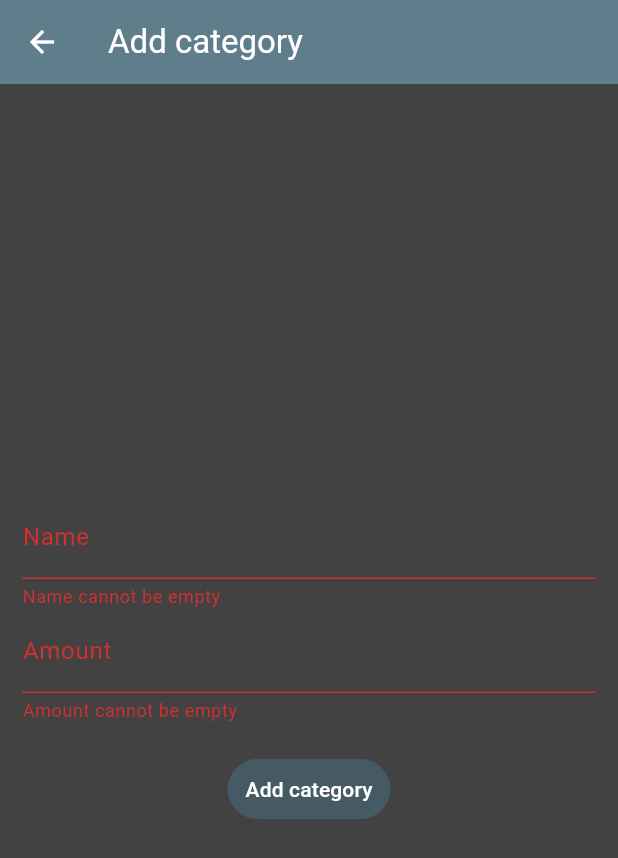
After one commit to marianpanaits/track_your_dollar, a Flutter app: the CreateCategoryPage screen opened directly, after a tap on "Add category", on a phone screen of 412 x 824 dp. The commit adds this screen. Shown: the top 858 px of the screen. Run offline on Flutter 3.47's test engine with Material 3 defaults, Android fonts, the phone set to English and light mode, and no system bars; our stand-ins replace cloud_firestore, connectivity_plus, dartz, email_validator, equatable, firebase_auth and 4 more; accounts and stored records are empty.

Commit message:
Add ability to create category

```diff
--- /dev/null
+++ b/lib/features/categories/data/datasource/categories_datasource.dart
@@ -0,0 +1,19 @@
+import 'package:cloud_firestore/cloud_firestore.dart';
+import 'package:track_your_dollar/features/categories/data/model/category_model.dart';
+import 'package:track_your_dollar/features/categories/domain/usecase/category_params.dart';
+
+class CategoriesDatasource {
+  final CollectionReference _categoriesCollection =
+      FirebaseFirestore.instance.collection('categories');
+
+  Future<CategoryModel> createCategory(CategoryParams params) async {
+    return await _categoriesCollection.add({
+      'name': params.name,
+      'amount': params.amount,
+      'type': params.categoryType,
+    }).then((value) async {
+      DocumentSnapshot doc = await value.get();
+      return CategoryModel.fromFirestore(doc);
+    });
+  }
+}
--- /dev/null
+++ b/lib/features/categories/data/model/category_model.dart
@@ -0,0 +1,24 @@
+import 'package:cloud_firestore/cloud_firestore.dart';
+
+class CategoryModel {
+  final String id;
+  final String name;
+  final int? amount;
+  final String? type;
+
+  CategoryModel({required this.id, required this.name, this.amount, this.type});
+
+  factory CategoryModel.fromFirestore(DocumentSnapshot doc) {
+    Map<String, dynamic> data = doc.data() as Map<String, dynamic>;
+    return CategoryModel(
+        id: doc.id,
+        name: data['name'],
+        amount: data['amount'],
+        type: data['type']);
+  }
+
+  // Serialize to Firestore
+  Map<String, dynamic> toFirestore() {
+    return {'name': name, 'amount': amount, 'type': type};
+  }
+}
--- /dev/null
+++ b/lib/features/categories/domain/usecase/category_params.dart
@@ -0,0 +1,13 @@
+class CategoryParams {
+  final int? id;
+  final String? name;
+  final int? amount;
+  final String? categoryType;
+
+  CategoryParams({
+    this.id,
+    this.name,
+    this.amount,
+    this.categoryType,
+  });
+}
--- /dev/null
+++ b/lib/features/categories/domain/usecase/create_category_usecase.dart
@@ -0,0 +1,15 @@
+import 'package:dartz/dartz.dart';
+import 'package:track_your_dollar/core/error/failure.dart';
+import 'package:track_your_dollar/features/categories/data/model/category_model.dart';
+import 'package:track_your_dollar/features/categories/domain/repository/categories_repository.dart';
+import 'package:track_your_dollar/features/categories/domain/usecase/category_params.dart';
+
+class CreateCategoryUseCase {
+  final CategoriesRepository _repository;
+
+  CreateCategoryUseCase(this._repository);
+
+  Future<Either<Failure, CategoryModel>> call(CategoryParams params) async {
+    return await _repository.createCategory(params);
+  }
+}
--- /dev/null
+++ b/lib/features/categories/presentation/bloc/categories_bloc.dart
@@ -0,0 +1,38 @@
+import 'package:flutter_bloc/flutter_bloc.dart';
+import 'package:track_your_dollar/core/error/failure.dart';
+import 'package:track_your_dollar/features/categories/domain/usecase/category_params.dart';
+import 'package:track_your_dollar/features/categories/domain/usecase/create_category_usecase.dart';
+import 'package:track_your_dollar/features/categories/presentation/bloc/categories_event.dart';
+import 'package:track_your_dollar/features/categories/presentation/bloc/categories_state.dart';
+
+class CategoriesBloc extends Bloc<CategoriesEvent, CategoriesState> {
+  final CreateCategoryUseCase createCategoryUseCase;
+
+  CategoriesBloc({required this.createCategoryUseCase})
+      : super(CategoriesInitialState()) {
+    on<CreateCategoryEvent>(createCategory);
+  }
+
+  void createCategory(
+    CreateCategoryEvent event,
+    Emitter<CategoriesState> emit,
+  ) async {
+    emit(CreateCategoryLoadingState());
+
+    CategoryParams categoryParams = CategoryParams(
+      name: event.name,
+      amount: event.amount,
+      categoryType: event.type,
+    );
+
+    final response = await createCategoryUseCase(categoryParams);
+
+    emit(response.fold((failure) {
+      return CreateCategoryFailedState(failure is UnexpectedFailure
+          ? failure.unexpectedExceptionText
+          : null);
+    }, (result) {
+      return CreateCategorySuccessState();
+    }));
+  }
+}
--- /dev/null
+++ b/lib/features/categories/presentation/bloc/categories_event.dart
@@ -0,0 +1,15 @@
+import 'package:equatable/equatable.dart';
+
+abstract class CategoriesEvent extends Equatable {
+  @override
+  List<Object?> get props => [];
+}
+
+class CreateCategoryEvent extends CategoriesEvent {
+  final String name;
+  final int amount;
+  final String type;
+
+  CreateCategoryEvent(
+      {required this.name, this.amount = 1000, required this.type});
+}
--- /dev/null
+++ b/lib/features/categories/presentation/bloc/categories_state.dart
@@ -0,0 +1,20 @@
+import 'package:equatable/equatable.dart';
+
+class CategoriesState extends Equatable {
+  const CategoriesState();
+
+  @override
+  List<Object> get props => [];
+}
+
+class CategoriesInitialState extends CategoriesState {}
+
+class CreateCategoryLoadingState extends CategoriesState {}
+
+class CreateCategorySuccessState extends CategoriesState {}
+
+class CreateCategoryFailedState extends CategoriesState {
+  final String? message;
+
+  const CreateCategoryFailedState(this.message);
+}
--- /dev/null
+++ b/lib/features/categories/presentation/enums/category_enums.dart
@@ -0,0 +1,8 @@
+enum CategoryType {
+  income("income"),
+  expense("expense");
+
+  final String value;
+
+  const CategoryType(this.value);
+}
--- /dev/null
+++ b/lib/features/categories/presentation/pages/create_category_page.dart
@@ -0,0 +1,115 @@
+import 'package:flutter/material.dart';
+import 'package:flutter_bloc/flutter_bloc.dart';
+import 'package:track_your_dollar/core/widgets/loader_dialog.dart';
+import 'package:track_your_dollar/core/widgets/toaster.dart';
+import 'package:track_your_dollar/features/categories/presentation/bloc/categories_bloc.dart';
+import 'package:track_your_dollar/features/categories/presentation/bloc/categories_event.dart';
+import 'package:track_your_dollar/features/categories/presentation/bloc/categories_state.dart';
+import 'package:track_your_dollar/features/categories/presentation/enums/category_enums.dart';
+import 'package:track_your_dollar/features/categories/presentation/widgets/amount_field.dart';
+import 'package:track_your_dollar/features/categories/presentation/widgets/category_name_field.dart';
+import 'package:track_your_dollar/generated/l10n.dart';
+import 'package:track_your_dollar/injection/injection_container.dart';
+import 'package:track_your_dollar/resources/keys/margin_keys.dart';
+
+class CreateCategoryPage extends StatefulWidget {
+  const CreateCategoryPage({super.key});
+
+  @override
+  State<CreateCategoryPage> createState() => _CreateCategoryPageState();
+}
+
+class _CreateCategoryPageState extends State<CreateCategoryPage> {
+  final _formKey = GlobalKey<FormState>();
+  final TextEditingController _nameController = TextEditingController();
+  final TextEditingController _amountController = TextEditingController();
+  late final CategoriesBloc _categoriesBloc;
+
+  @override
+  void initState() {
+    super.initState();
+    _categoriesBloc = di<CategoriesBloc>();
+  }
+
+  @override
+  void dispose() {
+    _nameController.dispose();
+    _amountController.dispose();
+    super.dispose();
+  }
+
+  @override
+  Widget build(BuildContext context) {
+    return BlocConsumer<CategoriesBloc, CategoriesState>(
+      bloc: _categoriesBloc,
+      listener: _categoriesStateListener,
+      builder: (context, state) => Center(
+        child: Stack(
+          children: [
+            Scaffold(
+              appBar: AppBar(
+                backgroundColor: Theme.of(context).colorScheme.primary,
+                title: Text(S.of(context).add_category),
+              ),
+              body: Center(
+                child: Padding(
+                  padding:
+                      const EdgeInsets.all(MarginKeys.commonHorizontalPadding),
+                  child: Column(
+                    mainAxisAlignment: MainAxisAlignment.center,
+                    children: <Widget>[
+                      Form(
+                        key: _formKey,
+                        child: Column(
+                          children: [
+                            CategoryNameField(controller: _nameController),
+                            AmountField(controller: _amountController),
+                          ],
+                        ),
+                      ),
+                      const SizedBox(height: MarginKeys.commonVerticalPadding),
+                      TextButton(
+                        onPressed: _createCategory,
+                        child: Text(S.of(context).add_category),
+                      ),
+                    ],
+                  ),
+                ),
+              ),
+            ),
+            _buildLoader(state),
+          ],
+        ),
+      ),
+    );
+  }
+
+  void _categoriesStateListener(BuildContext context, CategoriesState state) {
+    if (state is CreateCategorySuccessState) {
+      Navigator.of(context).pop();
+      Toaster.showToast(S.of(context).category_created_successfully);
+    } else if (state is CreateCategoryFailedState) {
+      Toaster.showToast(
+          state.message ?? S.of(context).failed_to_create_category);
+    }
+  }
+
+  Widget _buildLoader(CategoriesState state) {
+    if (state is CreateCategoryLoadingState) {
+      return LoaderDialog(content: S.of(context).creating_category);
+    } else {
+      return const SizedBox();
+    }
+  }
+
+  void _createCategory() {
+    if (_formKey.currentState!.validate()) {
+      final categoryName = _nameController.text;
+      final amount = int.parse(_amountController.text);
+      final categoryType = CategoryType.expense.value;
+
+      _categoriesBloc.add(CreateCategoryEvent(
+          name: categoryName, amount: amount, type: categoryType));
+    }
+  }
+}
--- /dev/null
+++ b/lib/features/categories/presentation/widgets/amount_field.dart
@@ -0,0 +1,23 @@
+import 'package:flutter/material.dart';
+import 'package:track_your_dollar/generated/l10n.dart';
+
+class AmountField extends StatelessWidget {
+  final TextEditingController controller;
+
+  const AmountField({super.key, required this.controller});
+
+  @override
+  Widget build(BuildContext context) {
+    return TextFormField(
+      controller: controller,
+      validator: (name) {
+        if (name == null || name.isEmpty) {
+          return S.of(context).amount_required;
+        }
+        return null;
+      },
+      decoration: InputDecoration(labelText: S.of(context).amount),
+      keyboardType: TextInputType.number,
+    );
+  }
+}
--- /dev/null
+++ b/lib/features/categories/presentation/widgets/category_name_field.dart
@@ -0,0 +1,23 @@
+import 'package:flutter/material.dart';
+import 'package:track_your_dollar/generated/l10n.dart';
+
+class CategoryNameField extends StatelessWidget {
+  final TextEditingController controller;
+
+  const CategoryNameField({super.key, required this.controller});
+
+  @override
+  Widget build(BuildContext context) {
+    return TextFormField(
+      controller: controller,
+      validator: (name) {
+        if (name == null || name.isEmpty) {
+          return S.of(context).name_cannot_be_empty;
+        }
+        return null;
+      },
+      decoration: InputDecoration(labelText: S.of(context).name),
+      keyboardType: TextInputType.text,
+    );
+  }
+}
--- a/lib/l10n/intl_en.arb
+++ b/lib/l10n/intl_en.arb
@@ -1,13 +1,22 @@
 {
+  "add_category": "Add category",
+  "amount": "Amount",
+  "amount_required": "Amount cannot be empty",
   "app_title": "Track Your Dollar",
   "authentication_failed": "Authentication failed",
+  "categories": "Categories",
+  "category_created_successfully": "Category created successfully",
+  "creating_category": "Creating category...",
   "email": "Email",
   "email_cannot_be_empty": "Email cannot be empty",
   "error_resetting_password": "There was an error sending the password reset email",
+  "failed_to_create_category": "Failed to create category",
   "forgot_password": "Forgot Password?",
   "login": "Log In",
   "logout": "Log Out",
   "logout_failed": "Log Out failed",
+  "name": "Name",
+  "name_cannot_be_empty": "Name cannot be empty",
   "password": "Password",
   "password_minimum_six": "Password must be longer than 6 characters.",
   "password_not_empty": "Password cannot be empty",
--- a/pubspec.yaml
+++ b/pubspec.yaml
@@ -12,6 +12,7 @@ environment:
 dependencies:
   flutter:
     sdk: flutter
+  cloud_firestore: ^4.17.3
   connectivity_plus: ^6.0.3
   cupertino_icons: ^1.0.8
   dartz: ^0.10.1
```
Also changed, not shown: lib/core/widgets/side_menu.dart (+10 -3 lines), lib/features/categories/data/repository/categories_repository_impl.dart (added, +22 -0 lines), lib/features/categories/domain/repository/categories_repository.dart (added, +8 -0 lines), lib/features/categories/presentation/pages/categories_page.dart (added, +44 -0 lines), lib/injection/injection_container.dart (+14 -0 lines), lib/generated/intl/messages_en.dart, lib/generated/l10n.dart, pubspec.lock, 5 other files.
